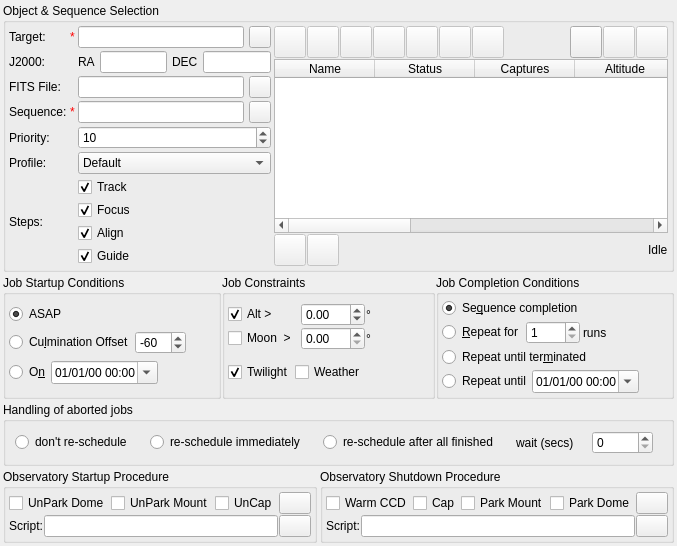
This is kstars/ekos/scheduler/scheduler.ui in sterne-jaeger/kstars as Qt 5 draws it before an edit. The edited form follows.
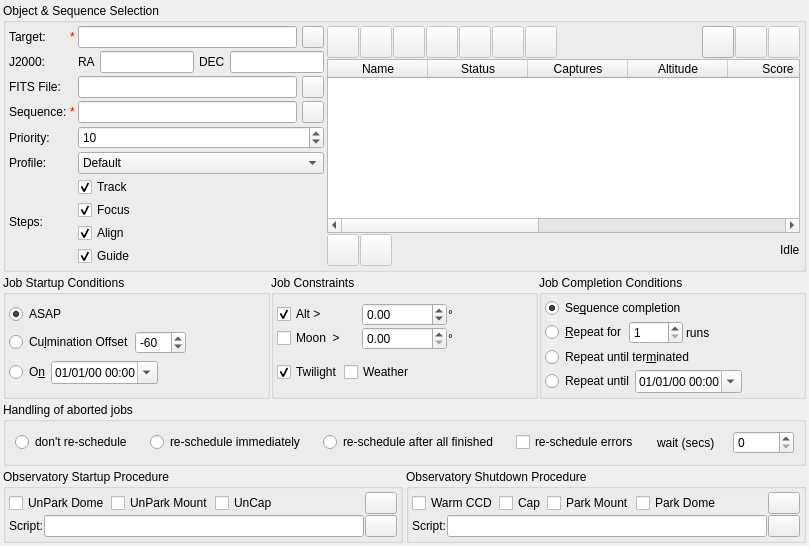
This is the edited form. Custom widgets are drawn as their Qt base class.

Commit message: Option to re-schedule after errors added (not implemented yet)

Patch:
```diff
--- a/kstars/ekos/scheduler/scheduler.ui
+++ b/kstars/ekos/scheduler/scheduler.ui
@@ -1344,7 +1344,7 @@
       <property name="verticalSpacing">
        <number>0</number>
       </property>
-      <item row="0" column="4">
+      <item row="0" column="5">
        <widget class="QLabel" name="errorHandlingWaitLabel">
         <property name="text">
          <string>wait (secs)</string>
@@ -1372,7 +1372,7 @@
         </property>
        </widget>
       </item>
-      <item row="0" column="6">
+      <item row="0" column="7">
        <spacer name="horizontalSpacer_9">
         <property name="orientation">
          <enum>Qt::Horizontal</enum>
@@ -1385,7 +1385,7 @@
         </property>
        </spacer>
       </item>
-      <item row="0" column="5">
+      <item row="0" column="6">
        <widget class="QSpinBox" name="errorHandlingDelaySB">
         <property name="maximum">
          <number>10000</number>
@@ -1395,6 +1395,13 @@
         </property>
        </widget>
       </item>
+      <item row="0" column="4">
+       <widget class="QCheckBox" name="errorHandlingRescheduleErrorsCB">
+        <property name="text">
+         <string>re-schedule errors</string>
+        </property>
+       </widget>
+      </item>
      </layout>
     </widget>
    </item>
```
Left out of the diff: 30 changed lines with no effect on the pictures. The commit also changes 2 other files.
